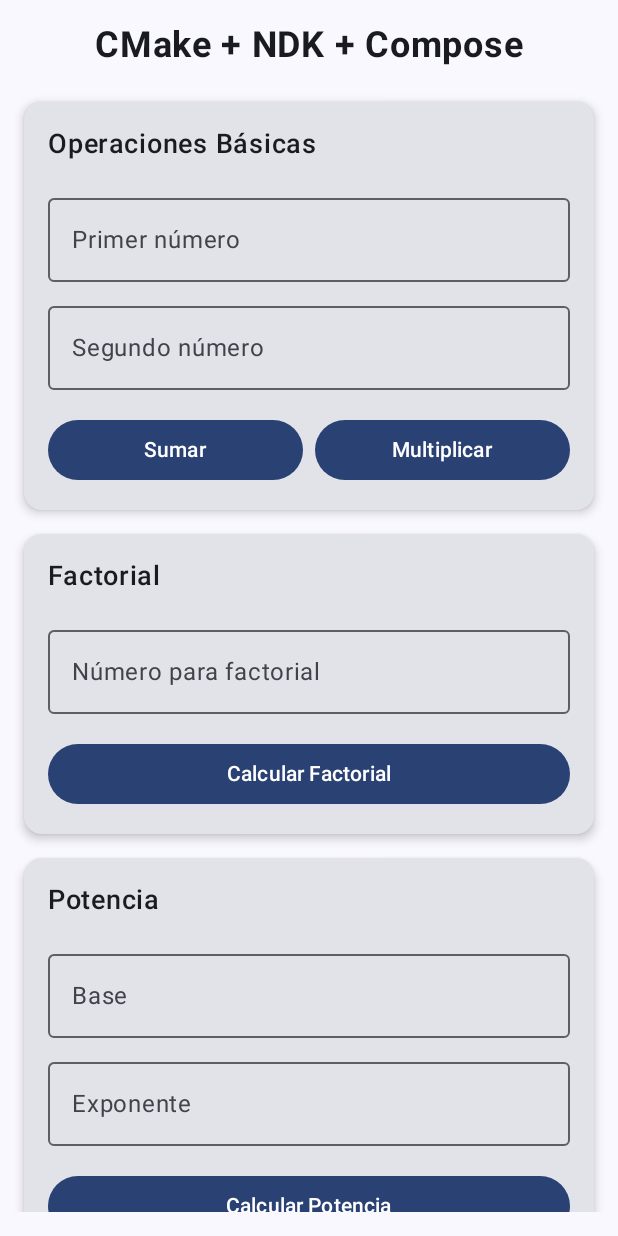
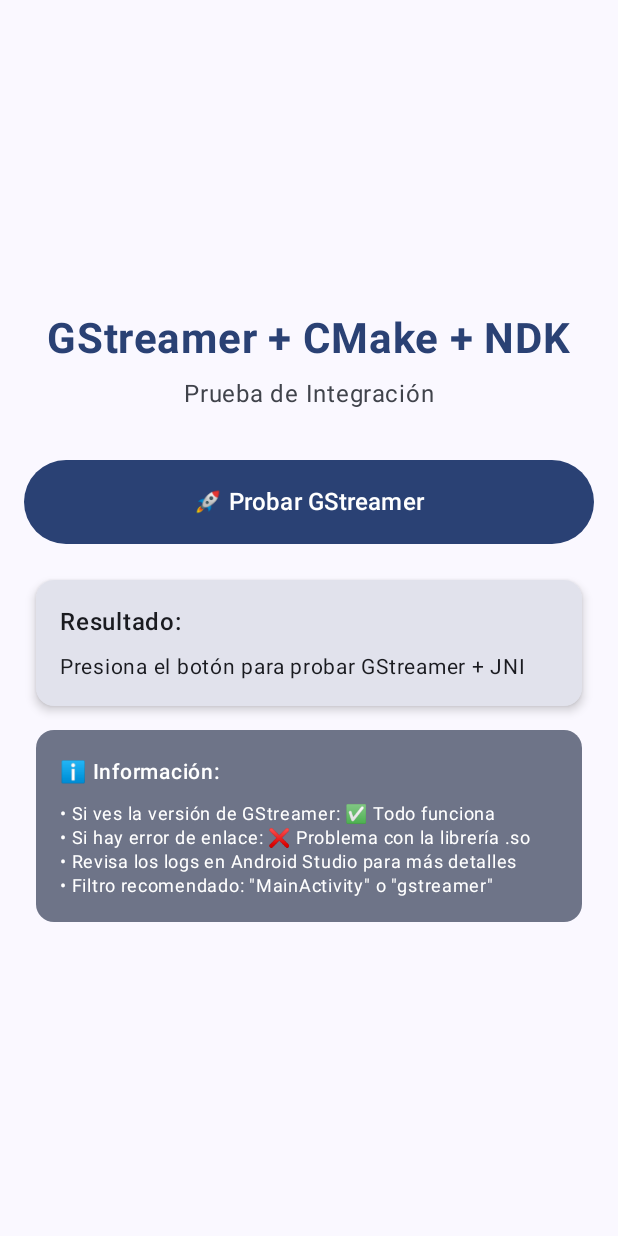
Before and after one commit to innovadeveloper/makeandroid, an Android app built with Jetpack Compose: the screen it shows after launch (MainActivity), on a phone screen of 412 x 824 dp. Run offline under Robolectric (Android 15) with nearby library versions, the phone set to English and light mode, and no system bars.

Commit message:
basic done

```diff
--- a/app/src/main/java/com/innova/gstream/MainActivity.kt
+++ b/app/src/main/java/com/innova/gstream/MainActivity.kt
@@ -1,29 +1,41 @@
+// MainActivity.kt (app/src/main/java/com/innova/gstream/MainActivity.kt)
 package com.innova.gstream
 
 import android.os.Bundle
-import android.util.Log
+import android.widget.Toast
 import androidx.activity.ComponentActivity
 import androidx.activity.compose.setContent
 import androidx.activity.enableEdgeToEdge
 import androidx.compose.foundation.layout.*
-import androidx.compose.foundation.rememberScrollState
-import androidx.compose.foundation.text.KeyboardOptions
-import androidx.compose.foundation.verticalScroll
 import androidx.compose.material3.*
 import androidx.compose.runtime.*
 import androidx.compose.ui.Alignment
 import androidx.compose.ui.Modifier
+import androidx.compose.ui.platform.LocalContext
 import androidx.compose.ui.text.font.FontWeight
-import androidx.compose.ui.text.input.KeyboardType
 import androidx.compose.ui.text.style.TextAlign
-import androidx.compose.ui.tooling.preview.Preview
 import androidx.compose.ui.unit.dp
 import androidx.compose.ui.unit.sp
+import android.util.Log
 import com.innova.gstream.ui.theme.GStreamTheme
 
 class MainActivity : ComponentActivity() {
 
-    private val nativeLib = NativeLib()
+    companion object {
+        private const val TAG = "MainActivity"
+
+        init {
+            try {
+                System.loadLibrary("gstreamer-native")
+                Log.d(TAG, "✅ Librería gstreamer-native cargada exitosamente")
+            } catch (e: UnsatisfiedLinkError) {
+                Log.e(TAG, "❌ Error cargando librería nativa: ${e.message}")
+            }
+        }
+    }
+
+    // Declarar el método nativo
+    external fun nativeGetGStreamerInfo(): String
 
     override fun onCreate(savedInstanceState: Bundle?) {
         super.onCreate(savedInstanceState)
@@ -35,8 +47,7 @@ class MainActivity : ComponentActivity() {
                     modifier = Modifier.fillMaxSize(),
                     color = MaterialTheme.colorScheme.background
                 ) {
-                    NativeMathApp(nativeLib)
-                }
+                    GStreamerTestScreen()
                 }
             }
         }
@@ -44,292 +55,171 @@ class MainActivity : ComponentActivity() {
 
     @OptIn(ExperimentalMaterial3Api::class)
     @Composable
-fun NativeMathApp(nativeLib: NativeLib) {
-    var input1 by remember { mutableStateOf("") }
-    var input2 by remember { mutableStateOf("") }
-    var factorialInput by remember { mutableStateOf("") }
-    var primeInput by remember { mutableStateOf("") }
-    var powerBase by remember { mutableStateOf("") }
-    var powerExponent by remember { mutableStateOf("") }
-    var result by remember { mutableStateOf("Resultado aparecerá aquí") }
+    fun GStreamerTestScreen() {
+        var resultado by remember { mutableStateOf("Presiona el botón para probar GStreamer + JNI") }
+        var isLoading by remember { mutableStateOf(false) }
+        var hasError by remember { mutableStateOf(false) }
+
+        val context = LocalContext.current
 
         Column(
             modifier = Modifier
                 .fillMaxSize()
-            .padding(16.dp)
-            .verticalScroll(rememberScrollState()),
-        horizontalAlignment = Alignment.CenterHorizontally
+                .padding(16.dp),
+            horizontalAlignment = Alignment.CenterHorizontally,
+            verticalArrangement = Arrangement.Center
         ) {
-        // Título
+            // Título principal
             Text(
-            text = "CMake + NDK + Compose",
-            fontSize = 24.sp,
+                text = "GStreamer + CMake + NDK",
+                fontSize = 28.sp,
                 fontWeight = FontWeight.Bold,
-            modifier = Modifier.padding(bottom = 24.dp)
+                color = MaterialTheme.colorScheme.primary,
+                modifier = Modifier.padding(bottom = 8.dp)
             )
 
-        // Tarjeta para operaciones básicas
+            Text(
+                text = "Prueba de Integración",
+                fontSize = 16.sp,
+                color = MaterialTheme.colorScheme.onSurfaceVariant,
+                modifier = Modifier.padding(bottom = 32.dp)
+            )
+
+            // Botón principal de prueba
+            Button(
+                onClick = {
+                    isLoading = true
+                    hasError = false
+
+                    try {
+                        Log.d(TAG, "🔄 Iniciando prueba de GStreamer...")
+                        val info = nativeGetGStreamerInfo()
+                        resultado = "✅ ¡JNI y GStreamer funcionan correctamente!\n\n📋 Información:\n$info"
+                        hasError = false
+
+                        Log.d(TAG, "✅ Resultado GStreamer: $info")
+                        Toast.makeText(context, "¡GStreamer funciona perfectamente! 🎉", Toast.LENGTH_SHORT).show()
+
+                    } catch (e: UnsatisfiedLinkError) {
+                        resultado = "❌ Error de enlace nativo:\n${e.message}\n\n💡 La librería .so podría no haberse cargado correctamente."
+                        hasError = true
+                        Log.e(TAG, "❌ Error UnsatisfiedLinkError", e)
+                        Toast.makeText(context, "Error: Librería nativa no encontrada", Toast.LENGTH_LONG).show()
+
+                    } catch (e: Exception) {
+                        resultado = "❌ Error inesperado:\n${e.message}\n\n🔧 Revisa los logs para más detalles."
+                        hasError = true
+                        Log.e(TAG, "❌ Error general llamando JNI", e)
+                        Toast.makeText(context, "Error: ${e.message}", Toast.LENGTH_LONG).show()
+
+                    } finally {
+                        isLoading = false
+                    }
+                },
+                enabled = !isLoading,
+                modifier = Modifier
+                    .fillMaxWidth()
+                    .height(56.dp),
+                colors = ButtonDefaults.buttonColors(
+                    containerColor = if (hasError) MaterialTheme.colorScheme.error else MaterialTheme.colorScheme.primary
+                )
+            ) {
+                if (isLoading) {
+                    Row(
+                        verticalAlignment = Alignment.CenterVertically,
+                        horizontalArrangement = Arrangement.spacedBy(8.dp)
+                    ) {
+                        CircularProgressIndicator(
+                            modifier = Modifier.size(20.dp),
+                            strokeWidth = 2.dp,
+                            color = MaterialTheme.colorScheme.onPrimary
+                        )
+                        Text(
+                            text = "Probando...",
+                            fontSize = 16.sp
+                        )
+                    }
+                } else {
+                    Text(
+                        text = if (hasError) "🔄 Reintentar" else "🚀 Probar GStreamer",
+                        fontSize = 16.sp,
+                        fontWeight = FontWeight.Medium
+                    )
+                }
+            }
+
+            Spacer(modifier = Modifier.height(24.dp))
+
+            // Card con resultado
             Card(
                 modifier = Modifier
                     .fillMaxWidth()
-                .padding(bottom = 16.dp),
-            elevation = CardDefaults.cardElevation(defaultElevation = 4.dp)
+                    .padding(horizontal = 8.dp),
+                elevation = CardDefaults.cardElevation(defaultElevation = 4.dp),
+                colors = CardDefaults.cardColors(
+                    containerColor = when {
+                        hasError -> MaterialTheme.colorScheme.errorContainer
+                        resultado.contains("✅") -> MaterialTheme.colorScheme.primaryContainer
+                        else -> MaterialTheme.colorScheme.surfaceVariant
+                    }
+                )
             ) {
                 Column(
                     modifier = Modifier.padding(16.dp)
                 ) {
                     Text(
-                    text = "Operaciones Básicas",
-                    fontSize = 18.sp,
+                        text = "Resultado:",
+                        fontSize = 16.sp,
                         fontWeight = FontWeight.Medium,
-                    modifier = Modifier.padding(bottom = 16.dp)
+                        color = MaterialTheme.colorScheme.onSurface,
+                        modifier = Modifier.padding(bottom = 8.dp)
                     )
 
-                OutlinedTextField(
-                    value = input1,
-                    onValueChange = { input1 = it },
-                    label = { Text("Primer número") },
-                    keyboardOptions = KeyboardOptions(keyboardType = KeyboardType.Number),
-                    modifier = Modifier
-                        .fillMaxWidth()
-                        .padding(bottom = 8.dp)
+                    Text(
+                        text = resultado,
+                        fontSize = 14.sp,
+                        lineHeight = 20.sp,
+                        textAlign = TextAlign.Start,
+                        color = MaterialTheme.colorScheme.onSurface
                     )
-
-                OutlinedTextField(
-                    value = input2,
-                    onValueChange = { input2 = it },
-                    label = { Text("Segundo número") },
-                    keyboardOptions = KeyboardOptions(keyboardType = KeyboardType.Number),
-                    modifier = Modifier
-                        .fillMaxWidth()
-                        .padding(bottom = 16.dp)
-                )
-
-                Row(
-                    modifier = Modifier.fillMaxWidth(),
-                    horizontalArrangement = Arrangement.spacedBy(8.dp)
-                ) {
-                    Button(
-                        onClick = {
-                            try {
-                                val a = input1.toInt()
-                                val b = input2.toInt()
-                                val res = nativeLib.addNumbers(a, b)
-                                result = "Suma: $res"
-                                Log.d("MainActivity", "Suma calculada: $res")
-                            } catch (e: NumberFormatException) {
-                                result = "Error: Números inválidos"
-                            }
-                        },
-                        modifier = Modifier.weight(1f)
-                    ) {
-                        Text("Sumar")
-                    }
-
-                    Button(
-                        onClick = {
-                            try {
-                                val a = input1.toInt()
-                                val b = input2.toInt()
-                                val res = nativeLib.multiplyNumbers(a, b)
-                                result = "Multiplicación: $res"
-                                Log.d("MainActivity", "Multiplicación calculada: $res")
-                            } catch (e: NumberFormatException) {
-                                result = "Error: Números inválidos"
-                            }
-                        },
-                        modifier = Modifier.weight(1f)
-                    ) {
-                        Text("Multiplicar")
-                    }
-                }
                 }
             }
 
-        // Tarjeta para factorial
+            Spacer(modifier = Modifier.height(16.dp))
+
+            // Información adicional
             Card(
                 modifier = Modifier
                     .fillMaxWidth()
-                .padding(bottom = 16.dp),
-            elevation = CardDefaults.cardElevation(defaultElevation = 4.dp)
+                    .padding(horizontal = 8.dp),
+                colors = CardDefaults.cardColors(
+                    containerColor = MaterialTheme.colorScheme.secondaryContainer
+                )
             ) {
                 Column(
                     modifier = Modifier.padding(16.dp)
                 ) {
                     Text(
-                    text = "Factorial",
-                    fontSize = 18.sp,
+                        text = "ℹ️ Información:",
+                        fontSize = 14.sp,
                         fontWeight = FontWeight.Medium,
-                    modifier = Modifier.padding(bottom = 16.dp)
+                        color = MaterialTheme.colorScheme.onSecondaryContainer,
+                        modifier = Modifier.padding(bottom = 8.dp)
                     )
 
-                OutlinedTextField(
-                    value = factorialInput,
-                    onValueChange = { factorialInput = it },
-                    label = { Text("Número para factorial") },
-                    keyboardOptions = KeyboardOptions(keyboardType = KeyboardType.Number),
-                    modifier = Modifier
-                        .fillMaxWidth()
-                        .padding(bottom = 16.dp)
-                )
-
-                Button(
-                    onClick = {
-                        try {
-                            val n = factorialInput.toInt()
-                            val res = nativeLib.calculateFactorial(n)
-                            if (res == -1L) {
-                                result = "Error: El número debe ser positivo"
-                            } else {
-                                result = "Factorial de $n = $res"
-                            }
-                        } catch (e: NumberFormatException) {
-                            result = "Error: Número inválido"
-                        }
-                    },
-                    modifier = Modifier.fillMaxWidth()
-                ) {
-                    Text("Calcular Factorial")
-                }
-            }
-        }
-
-        // Tarjeta para potencia
-        Card(
-            modifier = Modifier
-                .fillMaxWidth()
-                .padding(bottom = 16.dp),
-            elevation = CardDefaults.cardElevation(defaultElevation = 4.dp)
-        ) {
-            Column(
-                modifier = Modifier.padding(16.dp)
-            ) {
                     Text(
-                    text = "Potencia",
-                    fontSize = 18.sp,
-                    fontWeight = FontWeight.Medium,
-                    modifier = Modifier.padding(bottom = 16.dp)
-                )
-
-                OutlinedTextField(
-                    value = powerBase,
-                    onValueChange = { powerBase = it },
-                    label = { Text("Base") },
-                    keyboardOptions = KeyboardOptions(keyboardType = KeyboardType.Decimal),
-                    modifier = Modifier
-                        .fillMaxWidth()
-                        .padding(bottom = 8.dp)
-                )
-
-                OutlinedTextField(
-                    value = powerExponent,
-                    onValueChange = { powerExponent = it },
-                    label = { Text("Exponente") },
-                    keyboardOptions = KeyboardOptions(keyboardType = KeyboardType.Decimal),
-                    modifier = Modifier
-                        .fillMaxWidth()
-                        .padding(bottom = 16.dp)
-                )
-
-                Button(
-                    onClick = {
-                        try {
-                            val base = powerBase.toDouble()
-                            val exp = powerExponent.toDouble()
-                            val res = nativeLib.calculatePower(base, exp)
-                            result = "Potencia: %.2f^%.2f = %.2f".format(base, exp, res)
-                        } catch (e: NumberFormatException) {
-                            result = "Error: Números inválidos"
-                        }
-                    },
-                    modifier = Modifier.fillMaxWidth()
-                ) {
-                    Text("Calcular Potencia")
-                }
-            }
-        }
-
-        // Tarjeta para número primo
-        Card(
-            modifier = Modifier
-                .fillMaxWidth()
-                .padding(bottom = 16.dp),
-            elevation = CardDefaults.cardElevation(defaultElevation = 4.dp)
-        ) {
-            Column(
-                modifier = Modifier.padding(16.dp)
-            ) {
-                Text(
-                    text = "Verificar Primo",
-                    fontSize = 18.sp,
-                    fontWeight = FontWeight.Medium,
-                    modifier = Modifier.padding(bottom = 16.dp)
-                )
-
-                OutlinedTextField(
-                    value = primeInput,
-                    onValueChange = { primeInput = it },
-                    label = { Text("Número a verificar") },
-                    keyboardOptions = KeyboardOptions(keyboardType = KeyboardType.Number),
-                    modifier = Modifier
-                        .fillMaxWidth()
-                        .padding(bottom = 16.dp)
-                )
-
-                Button(
-                    onClick = {
-                        try {
-                            val n = primeInput.toInt()
-                            val isPrime = nativeLib.isPrime(n)
-                            result = "$n ${if (isPrime) "ES" else "NO ES"} un número primo"
-                        } catch (e: NumberFormatException) {
-                            result = "Error: Número inválido"
-                        }
-                    },
-                    modifier = Modifier.fillMaxWidth()
-                ) {
-                    Text("Verificar si es Primo")
-                }
-            }
-        }
-
-        // Botón para mensaje nativo
-        Button(
-            onClick = {
-                val message = nativeLib.getStringFromNative()
-                result = message
-                Log.d("MainActivity", "Mensaje desde nativo: $message")
-            },
-            modifier = Modifier
-                .fillMaxWidth()
-                .padding(bottom = 16.dp)
-        ) {
-            Text("Obtener Mensaje Nativo")
-        }
-
-        // Resultado
-        Card(
-            modifier = Modifier.fillMaxWidth(),
-            elevation = CardDefaults.cardElevation(defaultElevation = 2.dp),
-            colors = CardDefaults.cardColors(
-                containerColor = MaterialTheme.colorScheme.secondaryContainer
-            )
-        ) {
-            Text(
-                text = result,
-                fontSize = 16.sp,
-                textAlign = TextAlign.Center,
-                modifier = Modifier.padding(16.dp)
+                        text = """
+                        • Si ves la versión de GStreamer: ✅ Todo funciona
+                        • Si hay error de enlace: ❌ Problema con la librería .so
+                        • Revisa los logs en Android Studio para más detalles
+                        • Filtro recomendado: "MainActivity" o "gstreamer"
+                        """.trimIndent(),
+                        fontSize = 12.sp,
+                        lineHeight = 16.sp,
+                        color = MaterialTheme.colorScheme.onSecondaryContainer
                     )
                 }
             }
         }
-
-@Preview(showBackground = true)
-@Composable
-fun NativeMathAppPreview() {
-    GStreamTheme {
-        // Preview con mock del NativeLib
-        NativeMathApp(NativeLib())
     }
 }
--- a/gradle.properties
+++ b/gradle.properties
@@ -21,3 +21,4 @@ kotlin.code.style=official
 # resources declared in the library itself and none from the library's dependencies,
 # thereby reducing the size of the R class for that library
 android.nonTransitiveRClass=true
+gstAndroidRoot=/Users/kenny/Files/gstreamer-archis/1.24.12
```
Also changed, not shown: app/build.gradle.kts (+31 -17 lines), app/src/main/cpp/CMakeLists.txt (+88 -24 lines), 4 other files. Lines whose indentation alone changed are shown as unchanged.
